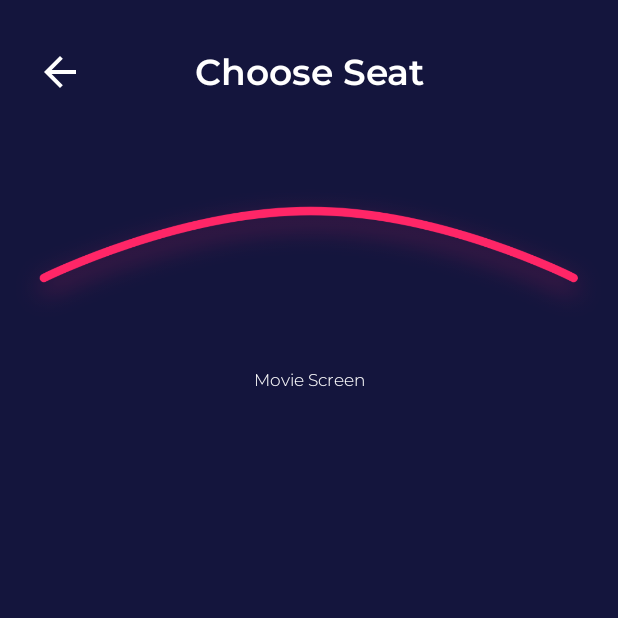
After one commit to revalfahmi/Movtick, an Android app: the ChooseSeatActivity screen opened directly, with no data from a screen before it, on a phone screen of 412 x 824 dp, the top half of it. The commit adds this screen. Run offline under Robolectric (Android 15) with nearby library versions, the phone set to English and light mode, and no system bars.

Commit message:
Detail Movie and Choose Seat

```diff
--- a/app/src/main/AndroidManifest.xml
+++ b/app/src/main/AndroidManifest.xml
@@ -24,6 +24,13 @@
         android:supportsRtl="true"
         android:theme="@style/Theme.Movtick.NoAction"
         tools:targetApi="31">
+        <activity
+            android:name=".chooseseat.ChooseSeatActivity"
+            android:exported="false">
+            <meta-data
+                android:name="android.app.lib_name"
+                android:value="" />
+        </activity>
         <activity
             android:name=".DetailActivity"
             android:exported="false">
--- a/app/src/main/java/com/example/movtick/DetailActivity.kt
+++ b/app/src/main/java/com/example/movtick/DetailActivity.kt
@@ -1,13 +1,16 @@
 package com.example.movtick
 
+import android.content.Intent
 import androidx.appcompat.app.AppCompatActivity
 import android.os.Bundle
+import android.widget.Button
 import android.widget.ImageView
 import android.widget.TextView
 import android.widget.Toast
 import androidx.recyclerview.widget.LinearLayoutManager
 import androidx.recyclerview.widget.RecyclerView
 import com.bumptech.glide.Glide
+import com.example.movtick.chooseseat.ChooseSeatActivity
 import com.example.movtick.model.Film
 import com.example.movtick.model.Play
 import com.google.firebase.database.*
@@ -19,6 +22,7 @@ class DetailActivity : AppCompatActivity() {
     private lateinit var tvRating: TextView
     private lateinit var tvDesc: TextView
     private lateinit var rvActors: RecyclerView
+    private lateinit var btnChooseSeat: Button
 
     lateinit var mDatabase: DatabaseReference
     var dataList = ArrayList<Play>()
@@ -33,6 +37,7 @@ class DetailActivity : AppCompatActivity() {
         tvRating = findViewById(R.id.tv_rate)
         tvDesc = findViewById(R.id.tv_description)
         rvActors = findViewById(R.id.rv_actor)
+        btnChooseSeat = findViewById(R.id.btn_choose_seat)
 
         // ambil data yang dikirim dari dashboard
         val data = intent.getParcelableExtra<Film>("data")
@@ -54,6 +59,11 @@ class DetailActivity : AppCompatActivity() {
             rvActors.layoutManager = LinearLayoutManager(this, LinearLayoutManager.HORIZONTAL, false)
 
             getData()
+        }
+
+        btnChooseSeat.setOnClickListener {
+            val intent = Intent(this@DetailActivity, ChooseSeatActivity::class.java)
+            startActivity(intent)
         }
     }
 
--- /dev/null
+++ b/app/src/main/java/com/example/movtick/chooseseat/ChooseSeatActivity.kt
@@ -0,0 +1,12 @@
+package com.example.movtick.chooseseat
+
+import androidx.appcompat.app.AppCompatActivity
+import android.os.Bundle
+import com.example.movtick.R
+
+class ChooseSeatActivity : AppCompatActivity() {
+    override fun onCreate(savedInstanceState: Bundle?) {
+        super.onCreate(savedInstanceState)
+        setContentView(R.layout.activity_choose_seat)
+    }
+}
--- /dev/null
+++ b/app/src/main/res/drawable/shape_line_blue.xml
@@ -0,0 +1,8 @@
+<?xml version="1.0" encoding="utf-8"?>
+<shape xmlns:android="http://schemas.android.com/apk/res/android"
+    android:shape="rectangle">
+
+    <stroke android:color="@color/blueGreyColor" android:width="3dp"/>
+
+    <corners android:radius="20dp"/>
+</shape>
--- /dev/null
+++ b/app/src/main/res/layout/activity_choose_seat.xml
@@ -0,0 +1,91 @@
+<?xml version="1.0" encoding="utf-8"?>
+<androidx.constraintlayout.widget.ConstraintLayout xmlns:android="http://schemas.android.com/apk/res/android"
+    xmlns:app="http://schemas.android.com/apk/res-auto"
+    xmlns:tools="http://schemas.android.com/tools"
+    android:layout_width="match_parent"
+    android:layout_height="match_parent"
+    android:background="@color/blueColor"
+    tools:context=".chooseseat.ChooseSeatActivity">
+
+
+    <ImageView
+        android:id="@+id/imageView6"
+        android:layout_width="32dp"
+        android:layout_height="32dp"
+        android:layout_marginStart="24dp"
+        android:layout_marginTop="32dp"
+        app:layout_constraintStart_toStartOf="parent"
+        app:layout_constraintTop_toTopOf="parent"
+        app:srcCompat="@drawable/ic_back_button" />
+
+    <TextView
+        android:id="@+id/textView16"
+        android:layout_width="0dp"
+        android:layout_height="wrap_content"
+        android:layout_marginStart="24dp"
+        android:layout_marginTop="32dp"
+        android:layout_marginEnd="24dp"
+        android:fontFamily="@font/montserrat_semibold"
+        android:gravity="center"
+        android:text="@string/choose_seat"
+        android:textColor="@color/white"
+        android:textSize="24sp"
+        app:layout_constraintEnd_toEndOf="parent"
+        app:layout_constraintStart_toStartOf="parent"
+        app:layout_constraintTop_toTopOf="parent" />
+
+    <TextView
+        android:id="@+id/textView17"
+        android:layout_width="0dp"
+        android:layout_height="wrap_content"
+        android:layout_marginStart="24dp"
+        android:layout_marginTop="6dp"
+        android:layout_marginEnd="24dp"
+        android:fontFamily="@font/montserrat_medium"
+        android:gravity="center"
+        android:textColor="@color/white"
+        android:textSize="20sp"
+        app:layout_constraintEnd_toEndOf="parent"
+        app:layout_constraintStart_toStartOf="parent"
+        app:layout_constraintTop_toBottomOf="@+id/textView16"
+        tools:text="Alita Battle" />
+
+    <ImageView
+        android:id="@+id/imageView7"
+        android:layout_width="wrap_content"
+        android:layout_height="150dp"
+        app:layout_constraintEnd_toEndOf="parent"
+        app:layout_constraintStart_toStartOf="parent"
+        app:layout_constraintTop_toBottomOf="@+id/textView17"
+        app:srcCompat="@drawable/movie_screen" />
+
+    <TextView
+        android:id="@+id/textView18"
+        android:layout_width="0dp"
+        android:layout_height="wrap_content"
+        android:layout_marginStart="24dp"
+        android:layout_marginEnd="24dp"
+        android:fontFamily="@font/montserrat_light"
+        android:gravity="center"
+        android:text="@string/movie_screen"
+        android:textColor="@color/white"
+        android:textSize="11sp"
+        app:layout_constraintEnd_toEndOf="parent"
+        app:layout_constraintStart_toStartOf="parent"
+        app:layout_constraintTop_toBottomOf="@+id/imageView7" />
+
+    <LinearLayout
+        android:id="@+id/linear_layout_a"
+        android:layout_width="0dp"
+        android:layout_height="50dp"
+        android:layout_marginStart="50dp"
+        android:layout_marginTop="30dp"
+        android:layout_marginEnd="50dp"
+        android:orientation="vertical"
+        app:layout_constraintEnd_toEndOf="parent"
+        app:layout_constraintStart_toStartOf="parent"
+        app:layout_constraintTop_toBottomOf="@+id/textView18">
+
+
+    </LinearLayout>
+</androidx.constraintlayout.widget.ConstraintLayout>
--- a/app/src/main/res/layout/activity_detail.xml
+++ b/app/src/main/res/layout/activity_detail.xml
@@ -117,12 +117,12 @@
             app:layout_constraintTop_toBottomOf="@+id/textView23" />
 
         <Button
-            android:id="@+id/button"
+            android:id="@+id/btn_choose_seat"
             android:layout_width="0dp"
             android:layout_height="wrap_content"
             android:layout_marginStart="24dp"
             android:layout_marginEnd="24dp"
-            android:layout_marginBottom="50dp"
+            android:layout_marginBottom="48dp"
             android:background="@drawable/shape_rectangle_red"
             android:fontFamily="@font/montserrat_semibold"
             android:text="@string/choose_seat"
@@ -130,6 +130,7 @@
             android:textSize="16sp"
             app:layout_constraintBottom_toBottomOf="parent"
             app:layout_constraintEnd_toEndOf="parent"
+            app:layout_constraintHorizontal_bias="0.0"
             app:layout_constraintStart_toStartOf="parent" />
     </androidx.constraintlayout.widget.ConstraintLayout>
 </androidx.core.widget.NestedScrollView>
--- a/app/src/main/res/values/strings.xml
+++ b/app/src/main/res/values/strings.xml
@@ -27,6 +27,7 @@
     <string name="storyboard">Storyboard</string>
     <string name="whos_played">Actors</string>
     <string name="choose_seat">Choose Seat</string>
+    <string name="movie_screen">Movie Screen</string>
     <!-- TODO: Remove or change this placeholder text -->
     <string name="hello_blank_fragment">Hello blank fragment</string>
 </resources>
```
Also changed, not shown: app/src/main/res/drawable/movie_screen.png (added).
